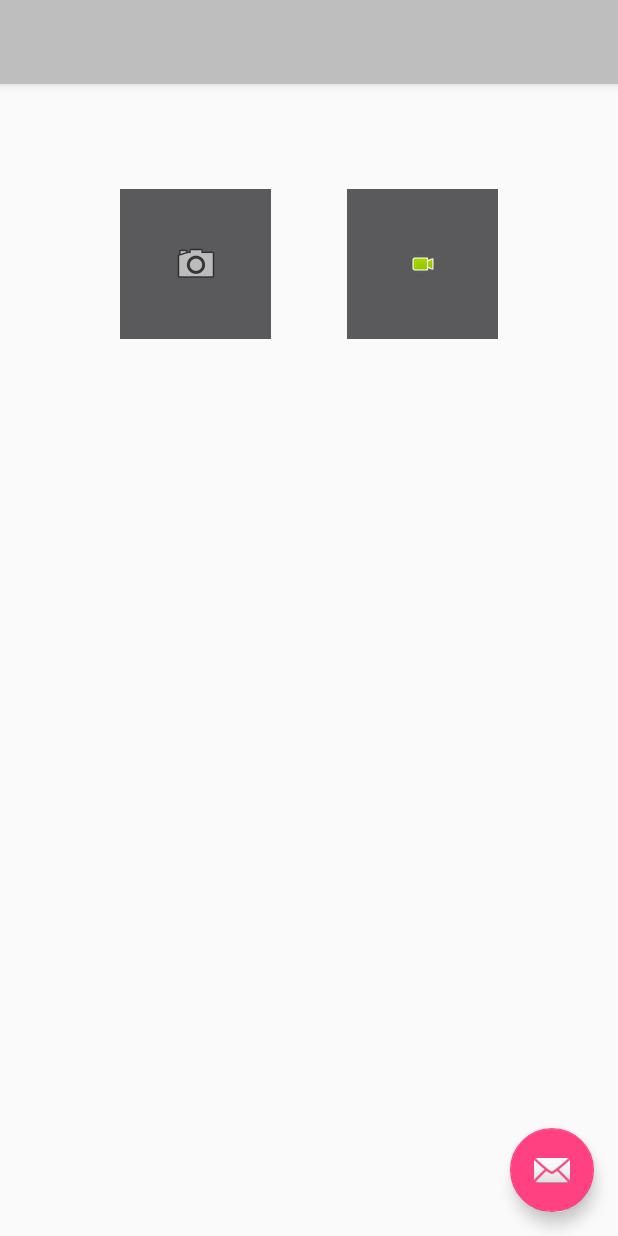
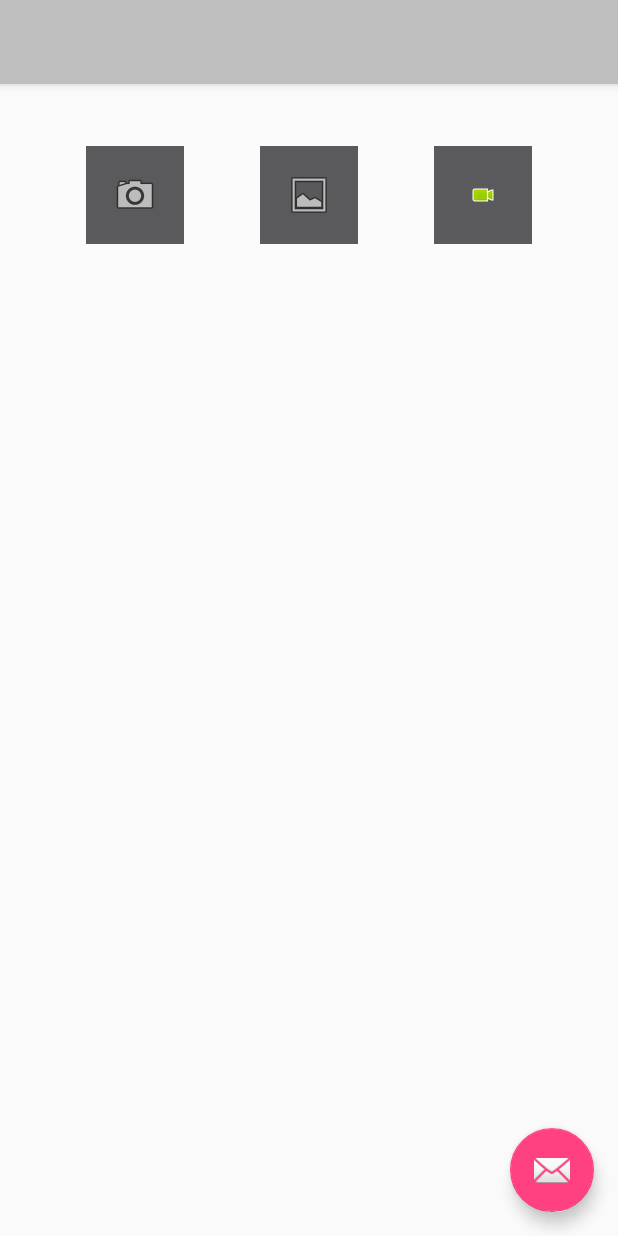
Before and after one commit to haydave/chikareli, an Android app: the screen it shows after launch (CameraActivity), on a phone screen of 412 x 824 dp. Run offline under Robolectric (Android 15) with nearby library versions, the phone set to English and light mode, and no system bars.

Commit message:
Move gallery files from Camera
separate  views

```diff
--- a/android/ChiKareli/app/build.gradle
+++ b/android/ChiKareli/app/build.gradle
@@ -20,9 +20,10 @@ android {
 }
 
 dependencies {
-    compile fileTree(dir: 'libs', include: ['*.jar'])
+    compile fileTree(include: ['*.jar'], dir: 'libs')
     testCompile 'junit:junit:4.12'
     compile 'com.android.support:appcompat-v7:23.1.1'
     compile 'com.android.support:design:23.1.1'
     compile 'com.google.android.gms:play-services-appindexing:8.1.0'
+    compile 'com.github.jiconfont:jiconfont-google_material_design_icons:2.1.3.0'
 }
--- a/android/ChiKareli/app/src/main/java/com/chikareli/CameraActivity.java
+++ b/android/ChiKareli/app/src/main/java/com/chikareli/CameraActivity.java
@@ -15,12 +15,14 @@ import java.text.SimpleDateFormat;
 import java.util.Date;
 
 public class CameraActivity extends Activity {
-    public static final int MEDIA_TYPE_IMAGE = 1;
-    public static final int MEDIA_TYPE_VIDEO = 2;
+    private static final int MEDIA_TYPE_IMAGE = 1;
+    private static final int MEDIA_TYPE_VIDEO = 2;
     private static final int CAPTURE_IMAGE_ACTIVITY_REQUEST_CODE = 100;
     private static final int CAPTURE_VIDEO_ACTIVITY_REQUEST_CODE = 200;
-    private static String TAG = "CAMERA_LOGS:";
+    private static final int GALLERY_ACTIVITY_REQUEST_CODE = 1;
+    private static final String TAG = "Chi Kareli -> CAMERA";
     private Uri fileUri;
+    private GalleryFile galleryClass;
 
     private static Uri getOutputMediaFileUri(int type) {
         return Uri.fromFile(getOutputMediaFile(type));
@@ -79,6 +81,7 @@ public class CameraActivity extends Activity {
         super.onCreate(savedInstanceState);
         setContentView(R.layout.activity_camera);
         setUpEventListeners();
+        this.galleryClass = new GalleryFile(getApplicationContext());
     }
 
     private void setUpEventListeners() {
@@ -86,6 +89,8 @@ public class CameraActivity extends Activity {
         setImgBtnListener(img, "img");
         ImageButton video = (ImageButton) findViewById(R.id.video_capture);
         setImgBtnListener(video, "video");
+        ImageButton gallery = (ImageButton) findViewById(R.id.from_gallery);
+        setImgBtnListener(gallery, "gallery");
     }
 
     private void setImgBtnListener(ImageButton btn, final String id) {
@@ -96,6 +101,10 @@ public class CameraActivity extends Activity {
                     startCameraImage();
                 } else if (id == "video") {
                     startCameraVideo();
+                } else if (id == "gallery") {
+                    startGallery();
+                } else {
+                    Log.e(TAG, "NO TYPE TO START!");
                 }
             }
         });
@@ -103,15 +112,33 @@ public class CameraActivity extends Activity {
 
     private void startCameraImage() {
         Intent intent = new Intent(MediaStore.ACTION_IMAGE_CAPTURE);
-        fileUri = getOutputMediaFileUri(MEDIA_TYPE_IMAGE); // create a file to save the image
-        intent.putExtra(MediaStore.EXTRA_OUTPUT, fileUri); // set the image file name
+        fileUri = getOutputMediaFileUri(MEDIA_TYPE_IMAGE);
+        intent.putExtra(MediaStore.EXTRA_OUTPUT, fileUri);
         startActivityForResult(intent, CAPTURE_IMAGE_ACTIVITY_REQUEST_CODE);
     }
 
     private void startCameraVideo() {
         Intent intent = new Intent(MediaStore.ACTION_VIDEO_CAPTURE);
-        fileUri = getOutputMediaFileUri(MEDIA_TYPE_VIDEO); // create a file to save the image
-        intent.putExtra(MediaStore.EXTRA_OUTPUT, fileUri); // set the image file name
+        fileUri = getOutputMediaFileUri(MEDIA_TYPE_VIDEO);
+        intent.putExtra(MediaStore.EXTRA_OUTPUT, fileUri);
         startActivityForResult(intent, CAPTURE_VIDEO_ACTIVITY_REQUEST_CODE);
     }
+
+    private void startGallery() {
+        Intent galleryIntent = new Intent(Intent.ACTION_GET_CONTENT);
+        galleryIntent.setType("image/* video/*");
+        startActivityForResult(galleryIntent, GALLERY_ACTIVITY_REQUEST_CODE);
+    }
+
+    @Override
+    protected void onActivityResult(int requestCode, int resultCode, Intent intent) {
+        if (resultCode == RESULT_OK){
+            super.onActivityResult(requestCode, resultCode, intent);
+            if(requestCode == GALLERY_ACTIVITY_REQUEST_CODE) {
+                this.galleryClass.workWithFile(intent);
+            }
+        } else if (resultCode == RESULT_CANCELED){
+            Log.e(TAG, "Back button pressed.");
+        }
+    }
 }
--- a/android/ChiKareli/app/src/main/res/layout/activity_camera.xml
+++ b/android/ChiKareli/app/src/main/res/layout/activity_camera.xml
@@ -1,35 +1,13 @@
 <?xml version="1.0" encoding="utf-8"?>
-<android.support.design.widget.CoordinatorLayout xmlns:android="http://schemas.android.com/apk/res/android"
-    xmlns:app="http://schemas.android.com/apk/res-auto"
+<android.support.design.widget.CoordinatorLayout
+    xmlns:android="http://schemas.android.com/apk/res/android"
     xmlns:tools="http://schemas.android.com/tools"
     android:layout_width="match_parent"
     android:layout_height="match_parent"
     android:fitsSystemWindows="true"
     tools:context="com.chikareli.CameraActivity">
 
-    <android.support.design.widget.AppBarLayout
-        android:layout_width="match_parent"
-        android:layout_height="wrap_content"
-        android:theme="@style/AppTheme.AppBarOverlay">
-
-        <android.support.v7.widget.Toolbar
-            android:id="@+id/toolbar"
-            android:layout_width="match_parent"
-            android:layout_height="?attr/actionBarSize"
-            android:background="@color/dim_foreground_material_dark"
-            app:popupTheme="@style/AppTheme.PopupOverlay" />
-
-    </android.support.design.widget.AppBarLayout>
-
+    <include layout="@layout/toolbar"/>
     <include layout="@layout/content_camera" />
-
-    <android.support.design.widget.FloatingActionButton
-        android:id="@+id/fab"
-        android:layout_width="wrap_content"
-        android:layout_height="wrap_content"
-        android:layout_gravity="bottom|end"
-        android:layout_margin="@dimen/fab_margin"
-        android:adjustViewBounds="false"
-        android:src="@android:drawable/ic_dialog_email" />
-
+    <include layout="@layout/fab_bar" />
 </android.support.design.widget.CoordinatorLayout>
--- /dev/null
+++ b/android/ChiKareli/app/src/main/res/layout/buttons.xml
@@ -0,0 +1,41 @@
+<?xml version="1.0" encoding="utf-8"?>
+<LinearLayout xmlns:android="http://schemas.android.com/apk/res/android"
+    android:layout_width="match_parent"
+    android:layout_height="wrap_content"
+    android:layout_weight="0.1"
+    android:gravity="clip_horizontal|center"
+    android:orientation="horizontal"
+    android:weightSum="100">
+
+    <ImageButton
+        android:id="@+id/image_capture"
+        android:layout_width="65dp"
+        android:layout_height="65dp"
+        android:layout_gravity="center|right"
+        android:layout_margin="25dp"
+        android:background="@color/button_material_dark"
+        android:clickable="true"
+        android:src="@android:drawable/ic_menu_camera" />
+
+    <ImageButton
+        android:layout_width="65dp"
+        android:layout_height="65dp"
+        android:id="@+id/from_gallery"
+        android:layout_weight="0.25"
+        android:layout_margin="25dp"
+        android:layout_gravity="center"
+        android:background="@color/button_material_dark"
+        android:src="@android:drawable/ic_menu_gallery"
+        android:clickable="true" />
+
+    <ImageButton
+        android:id="@+id/video_capture"
+        android:layout_width="65dp"
+        android:layout_height="65dp"
+        android:layout_gravity="center_vertical|right"
+        android:layout_margin="25dp"
+        android:background="@color/button_material_dark"
+        android:clickable="true"
+        android:src="@android:drawable/presence_video_online" />
+
+</LinearLayout>
--- a/android/ChiKareli/app/src/main/res/layout/content_camera.xml
+++ b/android/ChiKareli/app/src/main/res/layout/content_camera.xml
@@ -1,5 +1,6 @@
 <?xml version="1.0" encoding="utf-8"?>
-<LinearLayout xmlns:android="http://schemas.android.com/apk/res/android"
+<FrameLayout
+    xmlns:android="http://schemas.android.com/apk/res/android"
     xmlns:app="http://schemas.android.com/apk/res-auto"
     xmlns:tools="http://schemas.android.com/tools"
     android:layout_width="match_parent"
@@ -14,36 +15,6 @@
     app:layout_behavior="@string/appbar_scrolling_view_behavior"
     tools:context="com.chikareli.CameraActivity">
 
-    <LinearLayout
-        android:layout_width="match_parent"
-        android:layout_height="wrap_content"
-        android:layout_weight="0.1"
-        android:gravity="clip_horizontal|center"
-        android:orientation="horizontal"
-        android:weightSum="100">
+    <include layout="@layout/buttons"/>
 
-        <ImageButton
-            android:id="@+id/image_capture"
-            android:layout_width="100dp"
-            android:layout_height="100dp"
-            android:layout_gravity="center|right"
-            android:layout_margin="25dp"
-            android:layout_weight="1"
-            android:background="@color/button_material_dark"
-            android:clickable="true"
-            android:src="@android:drawable/ic_menu_camera" />
-
-        <ImageButton
-            android:id="@+id/video_capture"
-            android:layout_width="100dp"
-            android:layout_height="100dp"
-            android:layout_gravity="center_vertical|right"
-            android:layout_margin="25dp"
-            android:layout_weight="1"
-            android:background="@color/button_material_dark"
-            android:clickable="true"
-            android:src="@android:drawable/presence_video_online" />
-
-    </LinearLayout>
-
-</LinearLayout>
+</FrameLayout>
--- /dev/null
+++ b/android/ChiKareli/app/src/main/res/layout/fab_bar.xml
@@ -0,0 +1,10 @@
+<?xml version="1.0" encoding="utf-8"?>
+<android.support.design.widget.FloatingActionButton
+    xmlns:android="http://schemas.android.com/apk/res/android"
+    android:id="@+id/fab"
+    android:layout_width="wrap_content"
+    android:layout_height="wrap_content"
+    android:layout_gravity="bottom|end"
+    android:layout_margin="@dimen/fab_margin"
+    android:adjustViewBounds="false"
+    android:src="@android:drawable/ic_dialog_email" />
--- /dev/null
+++ b/android/ChiKareli/app/src/main/res/layout/toolbar.xml
@@ -0,0 +1,16 @@
+<?xml version="1.0" encoding="utf-8"?>
+<android.support.design.widget.AppBarLayout
+    xmlns:android="http://schemas.android.com/apk/res/android"
+    xmlns:app="http://schemas.android.com/apk/res-auto"
+    android:layout_width="match_parent"
+    android:layout_height="wrap_content"
+    android:theme="@style/AppTheme.AppBarOverlay">
+
+    <android.support.v7.widget.Toolbar
+        android:id="@+id/toolbar"
+        android:layout_width="match_parent"
+        android:layout_height="?attr/actionBarSize"
+        android:background="@color/dim_foreground_material_dark"
+        app:popupTheme="@style/AppTheme.PopupOverlay" />
+
+</android.support.design.widget.AppBarLayout>
--- a/android/ChiKareli/app/src/main/res/values/strings.xml
+++ b/android/ChiKareli/app/src/main/res/values/strings.xml
@@ -1,4 +1,4 @@
 <resources>
-    <string name="app_name">ChiKareli</string>
+    <string name="app_name">Chi Kareli</string>
     <string name="action_settings">Settings</string>
 </resources>
```
Also changed, not shown: android/ChiKareli/app/src/main/java/com/chikareli/GalleryFile.java (added, +134 -0 lines), android/ChiKareli/app/src/main/res/element/buttons.xml (added, +27 -0 lines).
